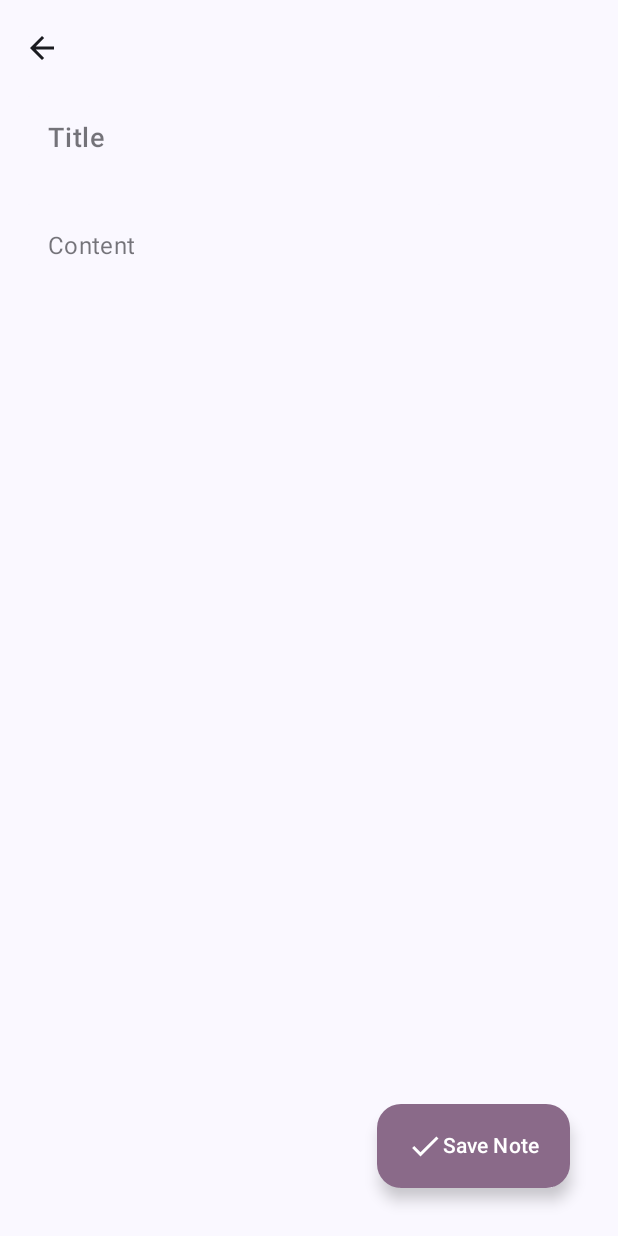
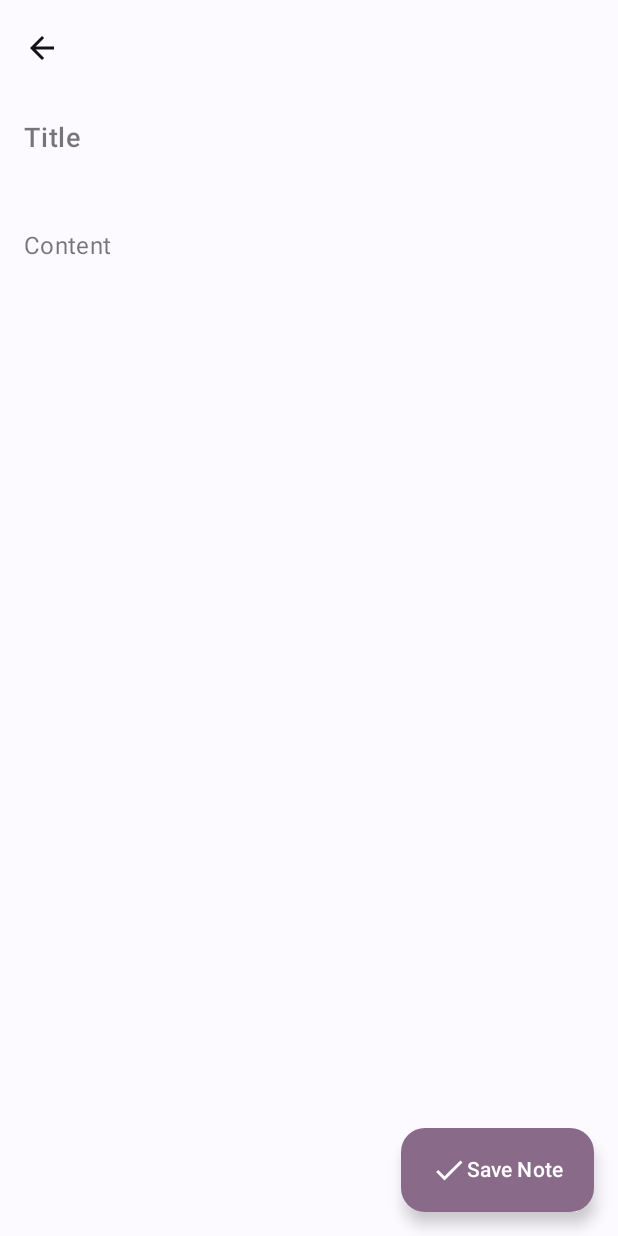
Before and after one commit to KrishnarajaSagar/NotesAppCompose, an Android app built with Jetpack Compose: the AddNoteScreen screen opened through its navigation route, on a phone screen of 412 x 824 dp. Run offline under Robolectric (Android 15) with nearby library versions, the phone set to English and light mode, and no system bars; our stand-ins replace Room's generated code.

Commit message:
Updated theme

```diff
--- a/app/src/main/java/com/example/learning3/ui/screens/AddNoteScreen.kt
+++ b/app/src/main/java/com/example/learning3/ui/screens/AddNoteScreen.kt
@@ -2,6 +2,8 @@ package com.example.learning3.ui.screens
 
 import androidx.compose.foundation.layout.Column
 import androidx.compose.foundation.layout.Spacer
+import androidx.compose.foundation.layout.fillMaxSize
+import androidx.compose.foundation.layout.fillMaxWidth
 import androidx.compose.foundation.layout.height
 import androidx.compose.foundation.layout.imePadding
 import androidx.compose.foundation.layout.padding
@@ -22,6 +24,7 @@ import androidx.compose.material3.Text
 import androidx.compose.material3.TextField
 import androidx.compose.material3.TextFieldDefaults
 import androidx.compose.material3.TopAppBar
+import androidx.compose.material3.TopAppBarDefaults
 import androidx.compose.runtime.Composable
 import androidx.compose.ui.Modifier
 import androidx.compose.ui.graphics.Color
@@ -41,11 +44,17 @@ fun AddNoteScreen(
     onEvent: (NoteEvent) -> Unit
 ) {
     Scaffold(
-        containerColor = MaterialTheme.colorScheme.surface,
-        contentColor = MaterialTheme.colorScheme.onSurface,
+        containerColor = MaterialTheme.colorScheme.inverseOnSurface,
+        contentColor = MaterialTheme.colorScheme.inverseSurface,
         topBar = {
             TopAppBar(
                 title = {},
+                colors = TopAppBarDefaults.smallTopAppBarColors(
+                    containerColor = MaterialTheme.colorScheme.inverseOnSurface,
+                    navigationIconContentColor = MaterialTheme.colorScheme.inverseSurface,
+                    actionIconContentColor = MaterialTheme.colorScheme.inverseSurface,
+                    titleContentColor = MaterialTheme.colorScheme.inverseSurface
+                ),
                 navigationIcon = {
                     IconButton(
                         onClick = {
@@ -63,9 +72,6 @@ fun AddNoteScreen(
                     onEvent(NoteEvent.SaveNote)
                     navController.popBackStack()
                 },
-                modifier = Modifier
-                    .padding(0.dp)
-                    .padding(16.dp),
                 containerColor = MaterialTheme.colorScheme.tertiaryContainer,
                 contentColor = MaterialTheme.colorScheme.onTertiaryContainer
             ) {
@@ -78,9 +84,6 @@ fun AddNoteScreen(
         Column(
             modifier = Modifier
                 .padding(padding)
-                .padding(
-                    horizontal = 16.dp
-                )
                 .verticalScroll(rememberScrollState())
                 .imePadding()
         ) {
@@ -94,8 +97,8 @@ fun AddNoteScreen(
                     color = MaterialTheme.colorScheme.onSurface.copy(alpha = 0.6f)
                 ),) },
                 colors = TextFieldDefaults.textFieldColors(
-                    containerColor = MaterialTheme.colorScheme.surface,
-                    textColor = MaterialTheme.colorScheme.onSurface,
+                    containerColor = MaterialTheme.colorScheme.inverseOnSurface,
+                    textColor = MaterialTheme.colorScheme.inverseSurface,
                     focusedIndicatorColor = Color.Transparent,
                     unfocusedIndicatorColor = Color.Transparent,
                     disabledIndicatorColor = Color.Transparent
@@ -105,6 +108,8 @@ fun AddNoteScreen(
                     fontWeight = FontWeight.SemiBold,
                     lineHeight = 22.sp
                 ),
+                modifier = Modifier
+                    .fillMaxWidth(),
                 keyboardOptions = KeyboardOptions.Default.copy(
                     imeAction = ImeAction.Next
                 )
@@ -121,8 +126,8 @@ fun AddNoteScreen(
                     color = MaterialTheme.colorScheme.onSurface.copy(alpha = 0.6f)
                 )) },
                 colors = TextFieldDefaults.textFieldColors(
-                    containerColor = MaterialTheme.colorScheme.surface,
-                    textColor = MaterialTheme.colorScheme.onSurface,
+                    containerColor = MaterialTheme.colorScheme.inverseOnSurface,
+                    textColor = MaterialTheme.colorScheme.inverseSurface,
                     focusedIndicatorColor = Color.Transparent,
                     unfocusedIndicatorColor = Color.Transparent,
                     disabledIndicatorColor = Color.Transparent
@@ -130,6 +135,8 @@ fun AddNoteScreen(
                 textStyle = MaterialTheme.typography.bodyMedium.copy(
                     fontSize = 16.sp,
                 ),
+                modifier = Modifier
+                    .fillMaxSize(),
                 keyboardOptions = KeyboardOptions.Default.copy(
                     imeAction = ImeAction.Done
                 )
```
Also changed, not shown: app/src/main/java/com/example/learning3/ui/screens/EditNoteScreen.kt (+18 -12 lines), app/src/main/java/com/example/learning3/ui/screens/NotesScreen.kt (+11 -4 lines), app/src/main/java/com/example/learning3/ui/screens/ViewNoteScreen.kt (+9 -2 lines).
